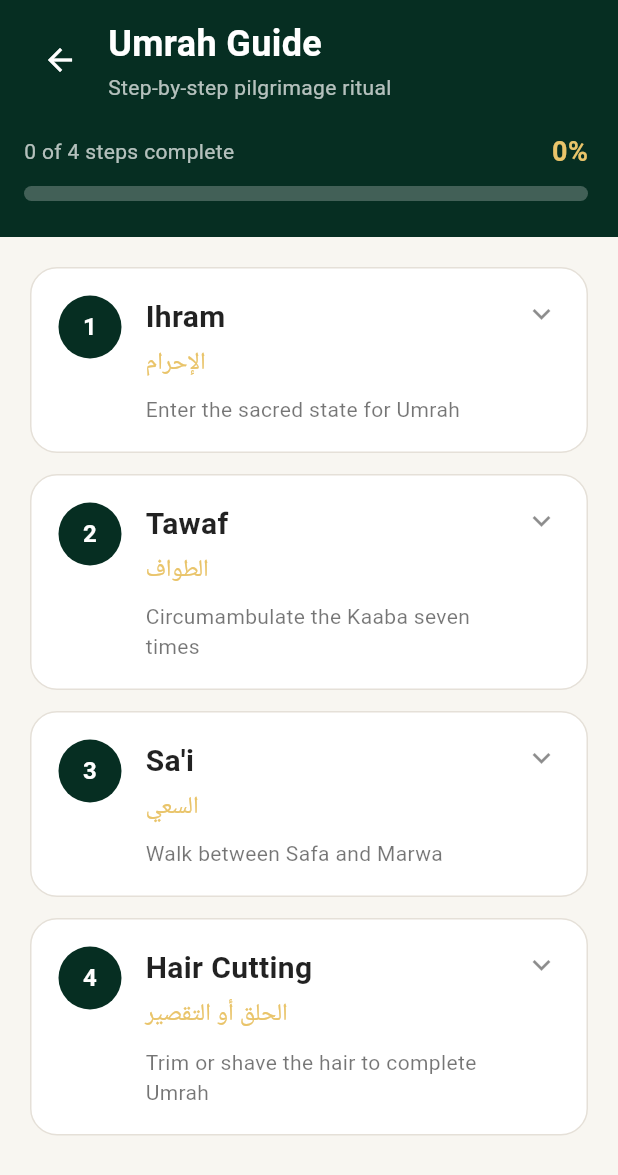
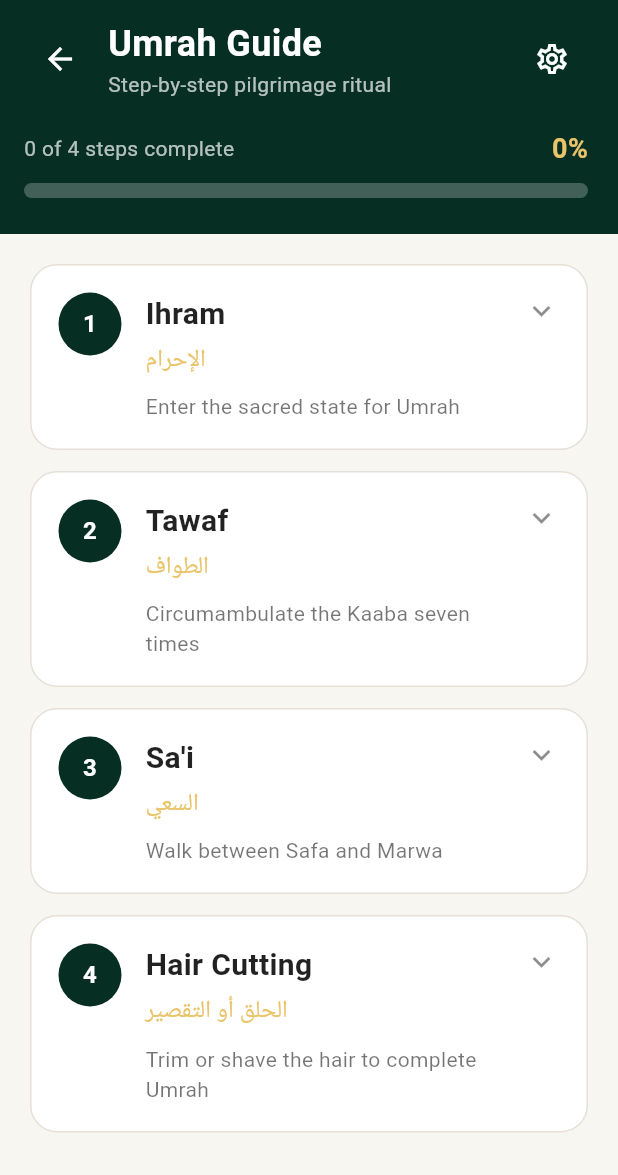
Before and after one commit to ali2011111/hajj-umrah-guide, a Flutter app: the UmrahScreen screen opened directly, on a phone screen of 412 x 824 dp. Shown: the top 1175 px of the screen. Run offline on Flutter 3.47's test engine with Material 3 defaults, Android fonts, the light colour scheme and no system bars; network calls fail.

Commit message:
feat: add settings button to Umrah guide header

```diff
--- a/lib/screens/umrah_screen.dart
+++ b/lib/screens/umrah_screen.dart
@@ -80,7 +80,6 @@ class _UmrahScreenState extends State<UmrahScreen> {
                           onPressed: () {
                             Navigator.pop(context);
                           },
-
                           icon: const Icon(
                             Icons.arrow_back,
                             color: Colors.white,
@@ -89,9 +88,9 @@ class _UmrahScreenState extends State<UmrahScreen> {
 
                         const SizedBox(width: 8),
 
-                        const Column(
+                        const Expanded(
+                          child: Column(
                             crossAxisAlignment: CrossAxisAlignment.start,
-
                             children: [
                               Text(
                                 'Umrah Guide',
@@ -101,9 +100,6 @@ class _UmrahScreenState extends State<UmrahScreen> {
                                   fontWeight: FontWeight.bold,
                                 ),
                               ),
-
-                            SizedBox(height: 2),
-
                               Text(
                                 'Step-by-step pilgrimage ritual',
                                 style: TextStyle(
@@ -112,6 +108,17 @@ class _UmrahScreenState extends State<UmrahScreen> {
                                 ),
                               ),
                             ],
+                          ),
+                        ),
+
+                        IconButton(
+                          onPressed: () {
+                            // Settings kommer her senere
+                          },
+                          icon: const Icon(
+                            Icons.settings_outlined,
+                            color: Colors.white,
+                          ),
                         ),
                       ],
                     ),
```
Lines whose indentation alone changed are shown as unchanged.
